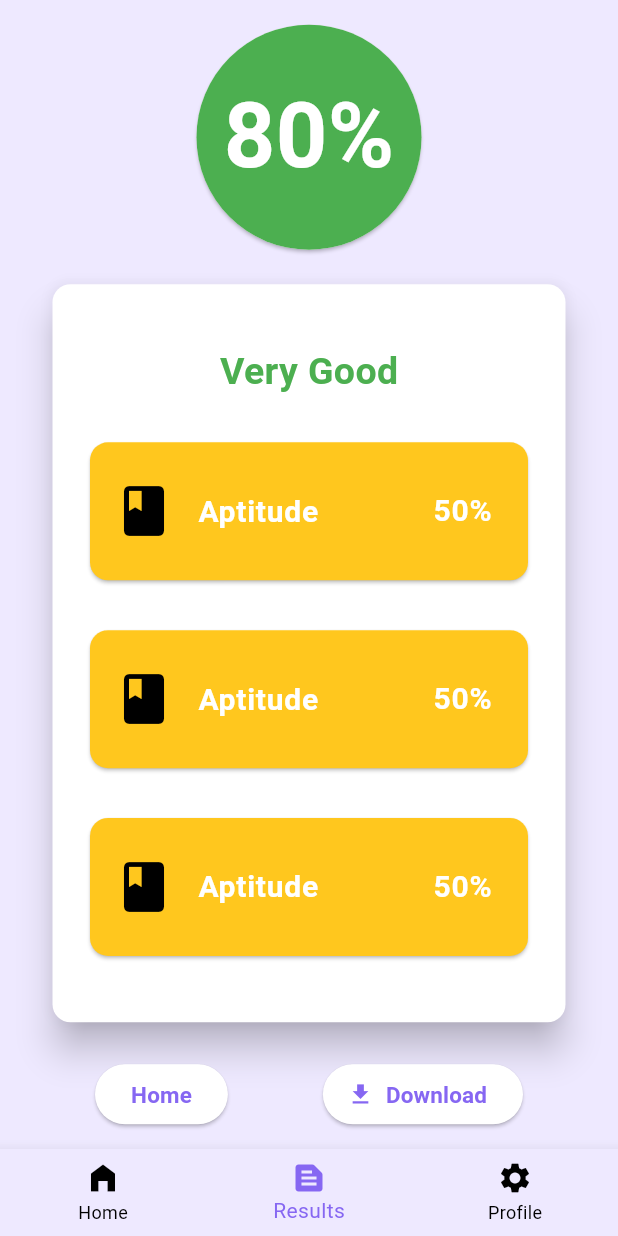
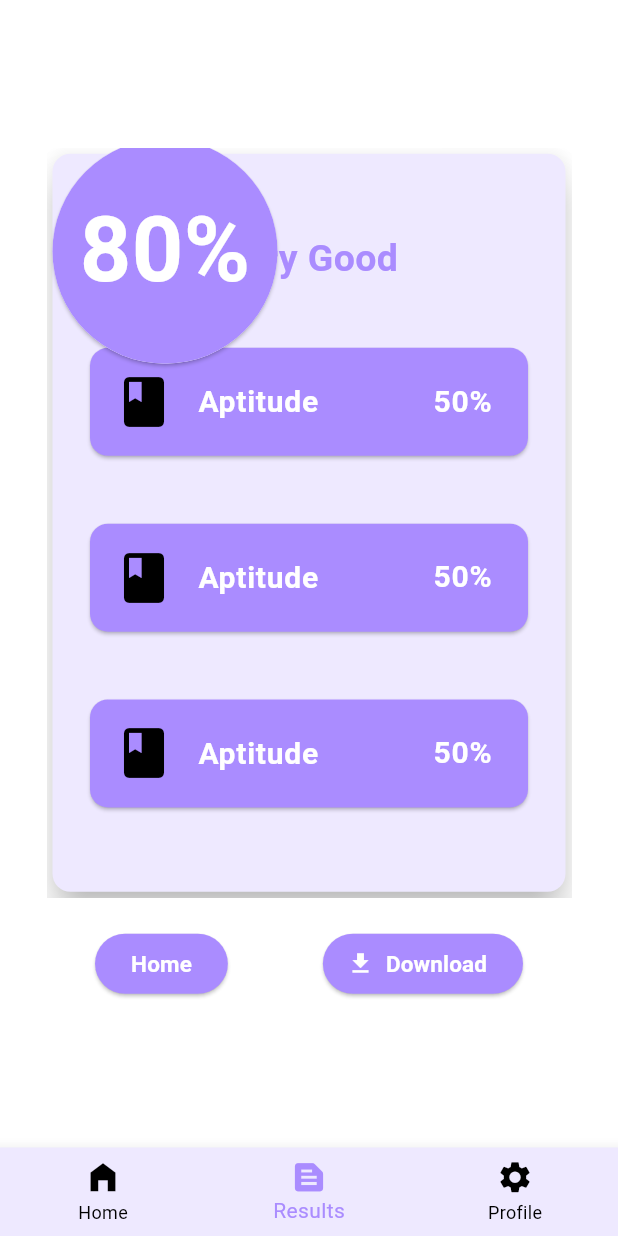
Before and after one commit to Anshuman1103/caliber_sense, a Flutter app: the screen it shows after launch, item 2 of the bottom bar chosen, after a tap on "Home", on a phone screen of 412 x 824 dp. Run offline on Flutter 3.47's test engine with Material 3 defaults, Android fonts, the phone set to English and light mode, and no system bars; our stand-ins replace flutter_riverpod, google_fonts.

Commit message:
homescreen card

```diff
--- a/lib/widgets/result_score_card.dart
+++ b/lib/custom_widgets/result_score_card.dart
@@ -1,3 +1,4 @@
+import 'package:caliber_sense/main.dart';
 import 'package:flutter/material.dart';
 import 'package:google_fonts/google_fonts.dart';
 
@@ -7,9 +8,9 @@ class ResultScoreCard extends StatelessWidget {
   Widget build(BuildContext context) {
     return SizedBox(
       width: 300,
-      height: 100,
+      height: 80,
       child: Card(
-        color: const Color.fromARGB(255, 255, 199, 30),
+        color: colorScheme.primary,
         child: Center(
           child: ListTile(
             leading: const Icon(
--- a/lib/custom_widgets/test_tile.dart
+++ b/lib/custom_widgets/test_tile.dart
@@ -1,4 +1,6 @@
+import 'package:caliber_sense/main.dart';
 import 'package:caliber_sense/screens/question_screen.dart';
+import 'package:caliber_sense/utilities/screen_size.dart';
 import 'package:flutter/material.dart';
 
 class TestTile extends StatelessWidget {
@@ -7,13 +9,11 @@ class TestTile extends StatelessWidget {
     required this.heading,
     required this.iconName,
     required this.subHeading,
-    required this.tileColor,
   });
 
   final String heading;
   final String subHeading;
   final String iconName;
-  final Color tileColor;
 
   @override
   Widget build(BuildContext context) {
@@ -26,27 +26,12 @@ class TestTile extends StatelessWidget {
       onTap: () {
         questionScreen();
       },
-      child: Container(
-        height: 100,
-        margin: const EdgeInsets.symmetric(
-          horizontal: 10,
-        ),
-        decoration: BoxDecoration(
-          color: tileColor,
-          borderRadius: BorderRadius.circular(8),
-          boxShadow: [
-            BoxShadow(
-              color: Colors.black.withOpacity(0.2),
-              offset: const Offset(4, 4),
-              blurRadius: 8,
-            ),
-          ],
-        ),
+      child: Card(
+        elevation: 3,
+        color: colorScheme.secondary,
         child: Center(
           child: ListTile(
-            shape:
-                RoundedRectangleBorder(borderRadius: BorderRadius.circular(12)),
-            contentPadding: const EdgeInsets.all(8),
+            contentPadding: const EdgeInsets.all(10),
             leading: Image.asset(
               height: 60,
               width: 60,
--- a/lib/main.dart
+++ b/lib/main.dart
@@ -1,27 +1,26 @@
+import 'package:caliber_sense/screens/home_screen.dart';
 import 'package:caliber_sense/screens/tab.dart';
+import 'package:caliber_sense/utilities/screen_size.dart';
 import 'package:flutter/material.dart';
 import 'package:flutter_riverpod/flutter_riverpod.dart';
 
 import 'package:google_fonts/google_fonts.dart';
 
-final colorScheme = ColorScheme(
+const colorScheme = ColorScheme(
   brightness: Brightness.dark,
+  primary: Color.fromARGB(255, 170, 140, 255), // Main brand color: 8667F2
+  onPrimary:
+      Color.fromARGB(255, 255, 255, 255), // Text/icons on primary: FFFFFF
 
-  primary: const Color.fromARGB(255, 134, 103, 242), // Main brand color: 8667F2
-  onPrimary:
-      const Color.fromARGB(255, 255, 255, 255), // Text/icons on primary: FFFFFF
+  secondary: Color.fromARGB(255, 238, 233, 255), // Accent color: E0E7FF
+  onSecondary: Color.fromARGB(255, 0, 0, 0), // Text/icons on secondary: Black
 
-  secondary: const Color.fromARGB(255, 238, 233, 255), // Accent color: E0E7FF
-  onSecondary:
-      const Color.fromARGB(255, 0, 0, 0), // Text/icons on secondary: Black
+  surface: Color.fromARGB(
+      255, 255, 255, 255), // Surface color for cards/sheets: E0E7FF
+  onSurface: Color.fromARGB(255, 0, 0, 0), // Text/icons on surface: Black
 
-  surface: const Color.fromARGB(
-      255, 255, 255, 255), // Surface color for cards/sheets: E0E7FF
-  onSurface: const Color.fromARGB(255, 0, 0, 0), // Text/icons on surface: Black
-
-  error: const Color.fromARGB(255, 255, 0, 0), // Error color: Red
-  onError:
-      const Color.fromARGB(255, 255, 255, 255), // Text/icons on error: White
+  error: Color.fromARGB(255, 255, 0, 0), // Error color: Red
+  onError: Color.fromARGB(255, 255, 255, 255), // Text/icons on error: White
 );
 
 final theme = ThemeData().copyWith(
@@ -55,7 +54,12 @@ class MyApp extends StatelessWidget {
     return MaterialApp(
       title: 'Caliber Sense',
       theme: theme,
-      home: const TabScreen(),
+      home: Builder(
+        builder: (context) {
+          ScreenSize.init(context); // Initialize dimensions
+          return const TabScreen();
+        },
+      ),
     );
   }
 }
--- a/lib/screens/home_screen.dart
+++ b/lib/screens/home_screen.dart
@@ -20,7 +20,8 @@ class HomeScreen extends StatelessWidget {
               .copyWith(color: Theme.of(context).colorScheme.onSurface),
         ),
       ),
-      body: Padding(
+      body: SingleChildScrollView(
+        child: Padding(
           padding: const EdgeInsets.all(10),
           child: Column(
             children: [
@@ -34,27 +35,25 @@ class HomeScreen extends StatelessWidget {
                     .copyWith(color: Theme.of(context).colorScheme.onSurface),
               ),
               const SizedBox(height: 15),
-            TestTile(
+              const TestTile(
                 heading: 'Aptitude test',
                 iconName: 'report',
                 subHeading: 'Take comprehensive aptitude test',
-              tileColor: Theme.of(context).colorScheme.secondary,
               ),
               const SizedBox(height: 15),
-            TestTile(
+              const TestTile(
                 heading: 'Memory test',
                 iconName: 'choices',
                 subHeading: 'Test your memory retaintion power',
-              tileColor: Theme.of(context).colorScheme.secondary,
               ),
               const SizedBox(height: 15),
-            TestTile(
+              const TestTile(
                 heading: 'Language test',
                 iconName: 'exam',
                 subHeading: 'Take comprehensive aptitude test',
-              tileColor: Theme.of(context).colorScheme.secondary,
               ),
             ],
+          ),
         ),
       ),
     );
--- a/lib/screens/question_screen.dart
+++ b/lib/screens/question_screen.dart
@@ -1,4 +1,5 @@
-import 'package:caliber_sense/widgets/option.dart';
+import 'package:caliber_sense/main.dart';
+import 'package:caliber_sense/custom_widgets/option.dart';
 import 'package:flutter/material.dart';
 
 class QuestionScreen extends StatelessWidget {
@@ -6,8 +7,10 @@ class QuestionScreen extends StatelessWidget {
   @override
   Widget build(BuildContext context) {
     return Scaffold(
-      backgroundColor: Theme.of(context).colorScheme.secondary,
-      appBar: AppBar(),
+      backgroundColor: Theme.of(context).colorScheme.surface,
+      appBar: AppBar(
+        backgroundColor: colorScheme.primary,
+      ),
       body: Center(
         child: Container(
           margin: const EdgeInsets.symmetric(horizontal: 25, vertical: 80),
@@ -15,15 +18,13 @@ class QuestionScreen extends StatelessWidget {
           height: double.infinity,
           decoration: BoxDecoration(
               borderRadius: BorderRadius.circular(20),
-              color: const Color.fromARGB(255, 102, 6, 247)),
+              color: colorScheme.secondary),
           child: Column(
             mainAxisAlignment: MainAxisAlignment.center,
             children: [
               Text('Q1. First question will display here',
-                  style: Theme.of(context)
-                      .textTheme
-                      .titleLarge!
-                      .copyWith(color: Theme.of(context).colorScheme.primary)),
+                  style: Theme.of(context).textTheme.titleLarge!.copyWith(
+                      color: Theme.of(context).colorScheme.onSecondary)),
               const SizedBox(height: 50),
               const Option(optionText: 'Option 1'),
               const SizedBox(height: 20),
--- a/lib/screens/result_screen.dart
+++ b/lib/screens/result_screen.dart
@@ -1,4 +1,5 @@
-import 'package:caliber_sense/widgets/result_score_card.dart';
+import 'package:caliber_sense/main.dart';
+import 'package:caliber_sense/custom_widgets/result_score_card.dart';
 import 'package:flutter/material.dart';
 import 'package:google_fonts/google_fonts.dart';
 
@@ -7,12 +8,44 @@ class ResultScreen extends StatelessWidget {
   @override
   Widget build(BuildContext context) {
     return Scaffold(
-      backgroundColor: Theme.of(context).colorScheme.secondary,
+      backgroundColor: Theme.of(context).colorScheme.surface,
       body: Center(
         child: Column(
           mainAxisAlignment: MainAxisAlignment.center,
           children: [
-            Card(
+            Stack(
+              children: [
+                SizedBox(
+                  height: 500,
+                  width: 350,
+                  child: Card(
+                    elevation: 10,
+                    color: Theme.of(context).colorScheme.secondary,
+                    child: Padding(
+                      padding: const EdgeInsets.all(15),
+                      child: Column(
+                        mainAxisAlignment: MainAxisAlignment.spaceEvenly,
+                        children: [
+                          Text(
+                            "Very Good",
+                            textAlign: TextAlign.right,
+                            style: GoogleFonts.roboto(
+                              fontSize: 25,
+                              fontWeight: FontWeight.bold,
+                              color: colorScheme.primary,
+                            ),
+                          ),
+                          const ResultScoreCard(),
+                          const ResultScoreCard(),
+                          const ResultScoreCard(),
+                        ],
+                      ),
+                    ),
+                  ),
+                ),
+                Positioned(
+                  top: -10,
+                  child: Card(
                     shape: RoundedRectangleBorder(
                         borderRadius: BorderRadius.circular(200)),
                     child: Container(
@@ -20,9 +53,9 @@ class ResultScreen extends StatelessWidget {
                       height:
                           150, // Height of the circular card (equal to width for a perfect circle)
                       alignment: Alignment.center,
-                decoration: const BoxDecoration(
+                      decoration: BoxDecoration(
                         shape: BoxShape.circle,
-                  color: Colors.green,
+                        color: colorScheme.primary,
                       ),
                       child: Text(
                         "80%",
@@ -33,33 +66,8 @@ class ResultScreen extends StatelessWidget {
                       ),
                     ),
                   ),
-            const SizedBox(height: 15),
-            SizedBox(
-              height: 500,
-              width: 350,
-              child: Card(
-                elevation: 10,
-                color: Theme.of(context).colorScheme.surface,
-                child: Padding(
-                  padding: const EdgeInsets.all(15),
-                  child: Column(
-                    mainAxisAlignment: MainAxisAlignment.spaceEvenly,
-                    children: [
-                      Text(
-                        "Very Good",
-                        style: GoogleFonts.roboto(
-                          fontSize: 25,
-                          fontWeight: FontWeight.bold,
-                          color: Colors.green,
                 ),
-                      ),
-                      const ResultScoreCard(),
-                      const ResultScoreCard(),
-                      const ResultScoreCard(),
               ],
-                  ),
-                ),
-              ),
             ),
             const SizedBox(height: 20),
             Row(
@@ -67,26 +75,32 @@ class ResultScreen extends StatelessWidget {
               children: [
                 ElevatedButton(
                     onPressed: () {},
+                    style: ElevatedButton.styleFrom(
+                        backgroundColor: colorScheme.primary),
                     child: Text(
                       "Home",
                       style: GoogleFonts.roboto(
                         fontSize: 15,
                         fontWeight: FontWeight.bold,
-                      color: Theme.of(context).colorScheme.primary,
+                        color: Theme.of(context).colorScheme.onPrimary,
                       ),
-                  ),
-                ),
+                    )),
                 ElevatedButton.icon(
                   onPressed: () {},
-                  icon: const Icon(Icons.download),
+                  icon: Icon(
+                    Icons.download,
+                    color: Theme.of(context).colorScheme.onPrimary,
+                  ),
                   label: Text(
                     "Download",
                     style: GoogleFonts.roboto(
                       fontSize: 15,
                       fontWeight: FontWeight.bold,
-                      color: Theme.of(context).colorScheme.primary,
+                      color: Theme.of(context).colorScheme.onPrimary,
                     ),
                   ),
+                  style: ElevatedButton.styleFrom(
+                      backgroundColor: colorScheme.primary),
                 ),
               ],
             )
--- a/lib/screens/tab.dart
+++ b/lib/screens/tab.dart
@@ -36,6 +36,7 @@ class _TabScreen extends State<TabScreen> {
     return Scaffold(
       body: activeScreen,
       bottomNavigationBar: BottomNavigationBar(
+        iconSize: 25,
         fixedColor: Theme.of(context).colorScheme.primary,
         backgroundColor: Theme.of(context).colorScheme.secondary,
         unselectedItemColor: Theme.of(context).colorScheme.onSecondary,
--- /dev/null
+++ b/lib/utilities/screen_size.dart
@@ -0,0 +1,20 @@
+import 'package:flutter/material.dart';
+
+class ScreenSize {
+  static double screenwidth = 0;
+  static double screenHeight = 0;
+  static double blockSizeHorizontal = 0;
+  static double blockSizeVertical = 0;
+
+  static void init(BuildContext context) {
+    screenwidth = MediaQuery.of(context).size.width;
+    screenHeight = MediaQuery.of(context).size.height;
+    blockSizeHorizontal = screenwidth / 100; // 1% of the width
+    blockSizeVertical = screenHeight / 100; // 1% of the height
+
+    // print("Screen Width: $screenwidth");
+    // print("Screen Height: $screenHeight");
+    // print("Block Size Horizontal: $blockSizeHorizontal");
+    // print("Block Size Vertical: $blockSizeVertical");
+  }
+}
--- a/lib/widgets/quick_test.dart
+++ b/lib/widgets/quick_test.dart
@@ -1,7 +1,9 @@
 /// The `QuickTest` class in Dart represents a widget that displays a container with text and an image, allowing users to navigate to quick test question screen upon tapping.
 library;
 
+import 'package:caliber_sense/main.dart';
 import 'package:caliber_sense/screens/question_screen.dart';
+import 'package:caliber_sense/utilities/screen_size.dart';
 import 'package:flutter/material.dart';
 
 class QuickTest extends StatelessWidget {
@@ -18,47 +20,29 @@ class QuickTest extends StatelessWidget {
       onTap: () {
         questionScreen();
       },
-      child: Container(
-        width: double.infinity,
-        height: 180,
-        decoration: BoxDecoration(
-          borderRadius: BorderRadius.circular(10),
-          color: const Color.fromARGB(255, 170, 140, 255),
-          boxShadow: [
-            BoxShadow(
-              color: Colors.black.withOpacity(0.2), // Shadow color
-              spreadRadius: 2, // How wide the shadow spreads
-              blurRadius: 5, // Blurriness of the shadow
-              offset: const Offset(0, 5), // Offset of the shadow (x, y)
-            ),
-          ],
-        ),
+      child: Card(
+        color: colorScheme.primary,
+        elevation: 3,
         child: Padding(
           padding: const EdgeInsets.symmetric(horizontal: 20, vertical: 25),
-          child: Column(
-            children: [
-              Row(
+          child: Row(
             children: [
               SizedBox(
                 width: 200,
                 child: Text(
                   'Get a Quick test and know the extent of your abilities',
-                      style: Theme.of(context).textTheme.titleLarge!.copyWith(
-                          color: Theme.of(context).colorScheme.onPrimary),
+                  style: Theme.of(context)
+                      .textTheme
+                      .titleLarge!
+                      .copyWith(color: Theme.of(context).colorScheme.onPrimary),
                 ),
               ),
               const SizedBox(width: 20),
               Expanded(
-                    child: SizedBox(
-                      height: 100,
-                      width: 100,
                 child: Image.asset(
                   'assets/icons/qualification.png',
                   fit: BoxFit.contain,
                 ),
-                    ),
-                  ),
-                ],
               ),
             ],
           ),
```
Also changed, not shown: lib/custom_widgets/option.dart (renamed from lib/widgets/option.dart), pubspec.lock, 2 other files. Lines whose indentation alone changed are shown as unchanged.
